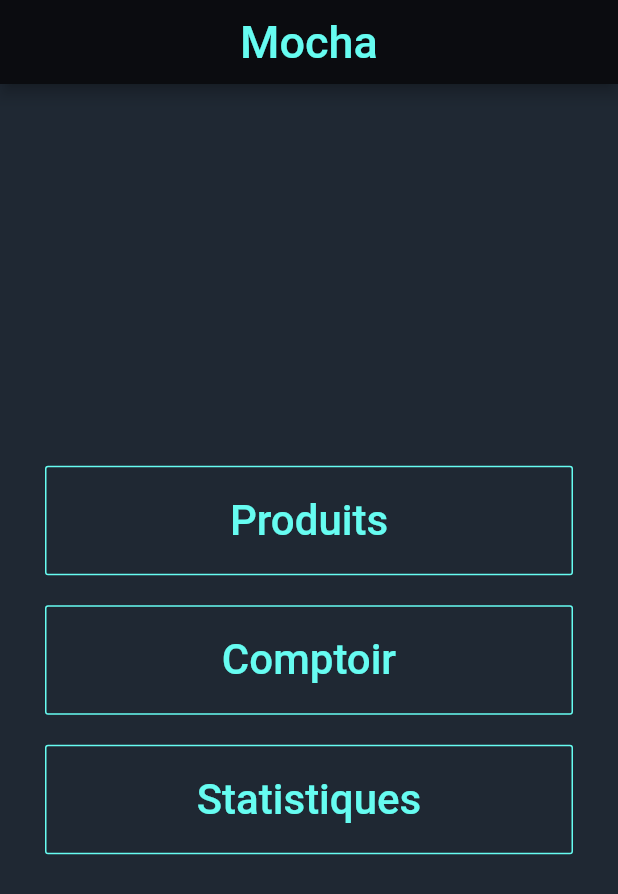
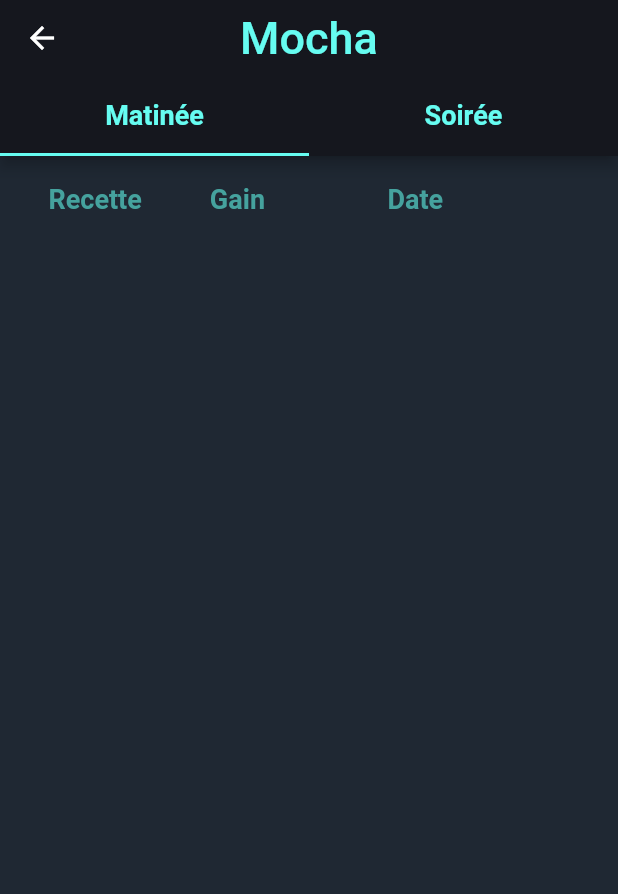
Before and after one commit to BenaliSaidi/Mocha, a Flutter app: the screen it shows after launch, after a tap on "Statistiques", on a phone screen of 412 x 824 dp. Shown: the top 894 px of the screen. Run offline on Flutter 3.47's test engine with Material 2 defaults, Android fonts, the phone set to English and light mode, and no system bars; our stand-ins replace hive, hive_flutter, toast; missing offline and left inert: flutter_paginator; accounts and stored records are empty; generated files the repository leaves out were written again.

Commit message:
add the last section Stat

```diff
--- a/lib/home.dart
+++ b/lib/home.dart
@@ -1,6 +1,7 @@
 import 'package:flutter/material.dart';
 import 'package:mocha/displayProductList.dart';
 import 'package:mocha/CounterMenu.dart';
+import 'package:mocha/stat.dart';
 
 void main() => runApp(MaterialApp(home: Home(),));
 
@@ -76,7 +77,10 @@ class Home extends StatelessWidget {
                 color: Color(0xFF66FCF1),
               ),
               onPressed: () {
-
+                Navigator.push(
+                  context,
+                  MaterialPageRoute(builder: (context) => Stat()),
+                );
               },
             ),
           ),
--- a/lib/main.dart
+++ b/lib/main.dart
@@ -7,6 +7,7 @@ import 'package:hive/hive.dart';
 import 'package:mocha/model/productList.dart';
 import 'package:mocha/displayProductList.dart';
 import 'package:mocha/CounterMenu.dart';
+import 'package:mocha/model/statList.dart';
 import 'package:path_provider/path_provider.dart' as path_provider;
 
 
@@ -14,10 +15,14 @@ void main() async {
   WidgetsFlutterBinding.ensureInitialized();
   final appDocumentDirectory = await path_provider.getApplicationDocumentsDirectory();
   Hive.init(appDocumentDirectory.path);
+  Hive.registerAdapter(NewListAdapter());
   Hive.registerAdapter(NewProductAdapter());
+
   await Hive.openBox('product');
   await Hive.openBox('counterMorning');
   await Hive.openBox('counterEvening');
+  await Hive.openBox('statMorning');
+  await Hive.openBox('statEvening');
 
   runApp(MaterialApp(
 
--- /dev/null
+++ b/lib/model/statList.dart
@@ -0,0 +1,15 @@
+import 'package:hive/hive.dart';
+
+part 'statList.g.dart';
+
+@HiveType(typeId: 1)
+class NewList {
+  @HiveField(0)
+  final int recette;
+  @HiveField(1)
+  final int gain;
+  @HiveField(2)
+  final String dateNow;
+
+  NewList(this.recette, this.gain, this.dateNow );
+}
--- /dev/null
+++ b/lib/stat.dart
@@ -0,0 +1,266 @@
+import 'package:flutter/cupertino.dart';
+import 'package:flutter/material.dart';
+import 'package:flutter/widgets.dart';
+import 'package:hive/hive.dart';
+import 'package:mocha/model/statList.dart';
+import 'package:hive_flutter/hive_flutter.dart';
+
+import 'package:flutter_paginator/flutter_paginator.dart';
+import 'package:flutter_paginator/enums.dart';
+
+
+class Stat extends StatelessWidget {
+
+  ScrollController _scrollController = ScrollController();
+  int _currentMax = 10;
+
+  @override
+  Widget build(BuildContext context) {
+    return DefaultTabController(
+        length: 2,
+        child: Scaffold(
+          appBar: AppBar(
+            title: Text(
+              'Mocha',
+              style: TextStyle(
+                  fontSize: 30 , color: Color(0xFF66FCF1)
+              ),),
+            centerTitle: true,
+            backgroundColor: Color(0xFF15171e),
+            bottom: TabBar(
+              indicatorColor: Color(0xFF66FCF1) ,
+              tabs: [
+                Padding(
+                  padding: const EdgeInsets.fromLTRB(0, 15, 0, 15),
+                  child: Text('Matinée',style: TextStyle(fontSize: 18 ,fontWeight: FontWeight.bold ,color: Color(0xFF66FCF1)),),
+                ),
+                Padding(
+                  padding: const EdgeInsets.fromLTRB(0, 15, 0, 15),
+                  child: Text('Soirée',style: TextStyle(fontSize: 18 ,fontWeight: FontWeight.bold ,color: Color(0xFF66FCF1)),),
+                ),
+              ],
+            ),
+          ),
+          body: Container(
+            color:Color(0xFF1F2833) ,
+            child:TabBarView(
+              children: [
+                Container(
+                  child: Column(
+                    children: [
+                      Container(
+                        height: 50,
+                        child: ListTile(
+                          tileColor: Color(0xFF15171e),
+                          title:Row(
+                            mainAxisAlignment: MainAxisAlignment.spaceBetween,
+                            children: [
+                              Expanded(
+                                flex: 2,
+                                child: Container(
+                                  alignment: Alignment.center ,
+                                  width : 90,
+                                  child: Text('Recette', style: TextStyle(fontSize: 18 ,color:Color(0xFF45A29E),fontWeight: FontWeight.bold )),
+                                ),
+                              ),
+                              Expanded(
+                                flex: 2,
+                                child: Container(
+                                  alignment: Alignment.center ,
+                                  width : 70,
+                                  child: Text('Gain' , style: TextStyle(fontSize: 18 ,color:Color(0xFF45A29E),fontWeight: FontWeight.bold ),),
+                                ),
+                              ),
+                              Expanded(
+                                flex: 3,
+                                child: Container(
+                                  alignment: Alignment.center ,
+                                  width : 70,
+                                  child: Text('Date' , style: TextStyle(fontSize: 18 ,color:Color(0xFF45A29E),fontWeight: FontWeight.bold ),),
+                                ),
+                              ),
+                              Container(
+                                child: IconButton(
+                                  icon: Icon(Icons.delete,color: Color(0x00000000) ,),
+                                  onPressed: () {
+                                  },
+                                ),
+                              )
+                            ],
+                          ),
+                        ),
+                      ),
+                      Expanded(child: _listStatViewMorning()),
+
+                    ],
+                  ),
+                ),
+                Container(
+                  child: Column(
+                    children: [
+                      Container(
+                        height: 50,
+                        child: ListTile(
+                          tileColor: Color(0xFF15171e),
+                          title:Row(
+                            mainAxisAlignment: MainAxisAlignment.spaceBetween,
+                            children: [
+                              Expanded(
+                                flex: 2,
+                                child: Container(
+                                  alignment: Alignment.center ,
+                                  width : 90,
+                                  child: Text('Recette', style: TextStyle(fontSize: 18 ,color:Color(0xFF45A29E),fontWeight: FontWeight.bold )),
+                                ),
+                              ),
+                              Expanded(
+                                flex: 2,
+                                child: Container(
+                                  alignment: Alignment.center ,
+                                  width : 70,
+                                  child: Text('Gain' , style: TextStyle(fontSize: 18 ,color:Color(0xFF45A29E),fontWeight: FontWeight.bold ),),
+                                ),
+                              ),
+                              Expanded(
+                                flex: 3,
+                                child: Container(
+                                  alignment: Alignment.center ,
+                                  width : 70,
+                                  child: Text('Date' , style: TextStyle(fontSize: 18 ,color:Color(0xFF45A29E),fontWeight: FontWeight.bold ),),
+                                ),
+                              ),
+                              Container(
+                                child: IconButton(
+                                  icon: Icon(Icons.delete,color: Color(0x00000000) ,),
+                                  onPressed: () {
+                                  },
+                                ),
+                              )
+                            ],
+                          ),
+                        ),
+                      ),
+                      Expanded(child: _listStatViewEvening()),
+
+                    ],
+                  ),
+                ),
+              ],
+            ),
+          ),
+        ));
+  }
+  // ignore: missing_return
+  Widget _listStatViewMorning(){
+    return ValueListenableBuilder(
+      valueListenable: Hive.box('statMorning').listenable(),
+      builder: (context, box, widget) {
+        return
+          ListView.builder(
+            itemCount: Hive.box('statMorning').length,
+            itemBuilder: (context, index) {
+              final stat = Hive.box('statMorning').getAt(index) as NewList;
+              return
+                ListTile(
+                  title:  Row(
+                    mainAxisAlignment: MainAxisAlignment.spaceBetween,
+                    children:[
+                    Expanded(
+                      flex: 2,
+                        child: Container(
+                          alignment: Alignment.center ,
+                          width: 90,
+                          child:Text(stat.recette.toString(),style: TextStyle(fontSize:15 , color: Colors.grey),textAlign:TextAlign.center ),
+                        ),
+                      ),
+                      Expanded(
+                        flex: 2,
+                        child: Container(
+                          alignment: Alignment.center ,
+                          width: 70,
+                          child:Text(stat.gain.toString() ,style: TextStyle(fontSize: 15 , color: Colors.grey),textAlign:TextAlign.left),
+                        ),
+                      ),
+                      Expanded(
+                        flex: 3,
+                        child: Container(
+                          alignment: Alignment.center ,
+                          width: 70,
+                          child:Text(stat.dateNow ,style: TextStyle(fontSize: 15 , color: Colors.grey),textAlign:TextAlign.left),
+                        ),
+                      ),
+
+                      Container(
+                        child: IconButton(
+                          icon: Icon(Icons.delete,color: Color(0xFF45A29E) ,),
+                          onPressed: () {
+                            Hive.box('statMorning').deleteAt(index);
+                          },
+                        ),
+                      )
+                    ],
+                  ),
+                );
+            },
+          );
+
+      },
+    );
+  }
+  Widget _listStatViewEvening(){
+    return ValueListenableBuilder(
+      valueListenable: Hive.box('statEvening').listenable(),
+      builder: (context, box, widget) {
+        return
+          ListView.builder(
+            itemCount: Hive.box('statEvening').length,
+            itemBuilder: (context, index) {
+              final stat = Hive.box('statEvening').getAt(index) as NewList;
+              return
+                ListTile(
+                  title:  Row(
+                    mainAxisAlignment: MainAxisAlignment.spaceBetween,
+                    children:[
+                      Expanded(
+                        flex: 2,
+                        child: Container(
+                          alignment: Alignment.center ,
+                          width: 90,
+                          child:Text(stat.recette.toString(),style: TextStyle(fontSize:15 , color: Colors.grey),textAlign:TextAlign.center ),
+                        ),
+                      ),
+                      Expanded(
+                        flex: 2,
+                        child: Container(
+                          alignment: Alignment.center ,
+                          width: 70,
+                          child:Text(stat.gain.toString() ,style: TextStyle(fontSize: 15 , color: Colors.grey),textAlign:TextAlign.left),
+                        ),
+                      ),
+                      Expanded(
+                        flex: 3,
+                        child: Container(
+                          alignment: Alignment.center ,
+                          width: 70,
+                          child:Text(stat.dateNow ,style: TextStyle(fontSize: 15 , color: Colors.grey),textAlign:TextAlign.left),
+                        ),
+                      ),
+
+                      Container(
+                        child: IconButton(
+                          icon: Icon(Icons.delete,color: Color(0xFF45A29E) ,),
+                          onPressed: () {
+                            Hive.box('statEvening').deleteAt(index);
+                          },
+                        ),
+                      )
+                    ],
+                  ),
+                );
+            },
+          );
+
+      },
+    );
+  }
+}
--- a/pubspec.yaml
+++ b/pubspec.yaml
@@ -33,6 +33,7 @@ dependencies:
   intl: ^0.16.1
   logger: ^0.9.4
   toast: ^0.1.5
+  flutter_paginator: ^0.0.6
 
   # The following adds the Cupertino Icons font to your application.
   # Use with the CupertinoIcons class for iOS style icons.
```
Also changed, not shown: lib/addnewproduct.dart (+2 -5 lines), lib/counterEvening.dart (+17 -1 lines), lib/counterMorning.dart (+23 -4 lines), lib/model/statList.g.dart (added), pubspec.lock.
